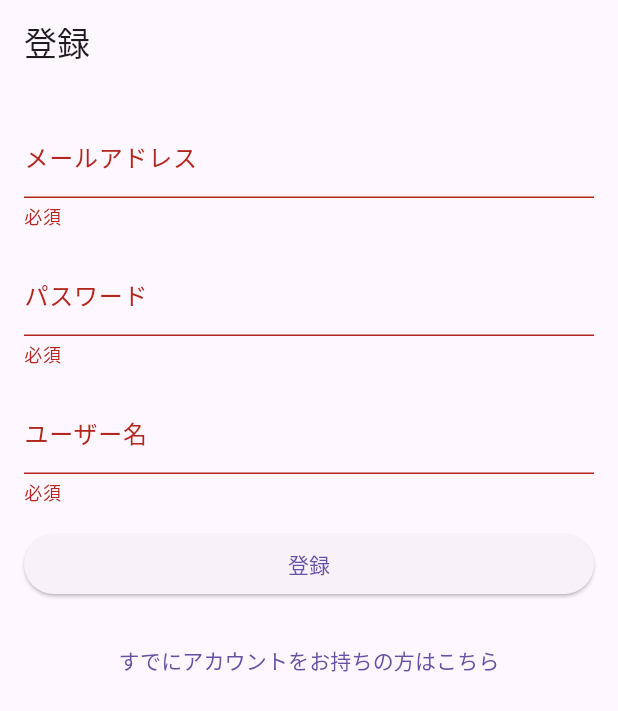
After one commit to taiseidev/flutter-voyage, a Flutter app: the screen it shows after launch, after a tap on "登録", on a phone screen of 412 x 824 dp. The commit adds this screen. Shown: the top 711 px of the screen. Run offline on Flutter 3.47's test engine with Material 2 defaults, Android fonts, the light colour scheme and no system bars; our stand-ins replace camera, fl_chart, gap, image_picker, supabase_flutter; missing offline and left inert: tflite_flutter; accounts and stored records are empty.

Commit message:
supabaseのサンプル作成

```diff
--- /dev/null
+++ b/lib/features/supabase/register_page.dart
@@ -0,0 +1,124 @@
+import 'package:flutter/material.dart';
+import 'package:flutter_voyage/features/supabase/utils/constants.dart';
+import 'package:supabase_flutter/supabase_flutter.dart';
+
+class RegisterPage extends StatefulWidget {
+  const RegisterPage({Key? key}) : super(key: key);
+
+  static Route<void> route({bool isRegistering = false}) {
+    return MaterialPageRoute(
+      builder: (context) => const RegisterPage(),
+    );
+  }
+
+  @override
+  State<RegisterPage> createState() => _RegisterPageState();
+}
+
+class _RegisterPageState extends State<RegisterPage> {
+  final bool _isLoading = false;
+
+  final _formKey = GlobalKey<FormState>();
+
+  final _emailController = TextEditingController();
+  final _passwordController = TextEditingController();
+  final _usernameController = TextEditingController();
+
+  Future<void> _signUp() async {
+    final isValid = _formKey.currentState!.validate();
+    if (!isValid) {
+      return;
+    }
+    final email = _emailController.text;
+    final password = _passwordController.text;
+    final username = _usernameController.text;
+    try {
+      await supabase.auth.signUp(
+          email: email, password: password, data: {'username': username});
+      // TODO: チャットページ実装後に下記コードを追加
+      // Navigator.of(context)
+      //     .pushAndRemoveUntil(ChatPage.route(), (route) => false);
+    } on AuthException catch (error) {
+      context.showErrorSnackBar(message: error.message);
+    } catch (error) {
+      context.showErrorSnackBar(message: unexpectedErrorMessage);
+    }
+  }
+
+  @override
+  Widget build(BuildContext context) {
+    return Scaffold(
+      appBar: AppBar(
+        title: const Text('登録'),
+      ),
+      body: Form(
+        key: _formKey,
+        child: ListView(
+          padding: formPadding,
+          children: [
+            TextFormField(
+              controller: _emailController,
+              decoration: const InputDecoration(
+                label: Text('メールアドレス'),
+              ),
+              validator: (val) {
+                if (val == null || val.isEmpty) {
+                  return '必須';
+                }
+                return null;
+              },
+              keyboardType: TextInputType.emailAddress,
+            ),
+            formSpacer,
+            TextFormField(
+              controller: _passwordController,
+              obscureText: true,
+              decoration: const InputDecoration(
+                label: Text('パスワード'),
+              ),
+              validator: (val) {
+                if (val == null || val.isEmpty) {
+                  return '必須';
+                }
+                if (val.length < 6) {
+                  return '6文字以上';
+                }
+                return null;
+              },
+            ),
+            formSpacer,
+            TextFormField(
+              controller: _usernameController,
+              decoration: const InputDecoration(
+                label: Text('ユーザー名'),
+              ),
+              validator: (val) {
+                if (val == null || val.isEmpty) {
+                  return '必須';
+                }
+                final isValid = RegExp(r'^[A-Za-z0-9_]{3,24}$').hasMatch(val);
+                if (!isValid) {
+                  return '3~24文字のアルファベットか文字で入力してください';
+                }
+                return null;
+              },
+            ),
+            formSpacer,
+            ElevatedButton(
+              onPressed: _isLoading ? null : _signUp,
+              child: const Text('登録'),
+            ),
+            formSpacer,
+            TextButton(
+              onPressed: () {
+                // TODO: ログインページが実装できたらコメントを外す
+                // Navigator.of(context).push(LoginPage.route());
+              },
+              child: const Text('すでにアカウントをお持ちの方はこちら'),
+            )
+          ],
+        ),
+      ),
+    );
+  }
+}
--- a/lib/main.dart
+++ b/lib/main.dart
@@ -1,7 +1,14 @@
 import 'package:flutter/material.dart';
-import 'package:flutter_voyage/features/yumemi/home_page.dart';
+import 'package:supabase_flutter/supabase_flutter.dart';
 
-void main() {
+import 'features/supabase/register_page.dart';
+
+void main() async {
+  await Supabase.initialize(
+    url: 'https://syjlcxhgkzcspdxbwitx.supabase.co',
+    anonKey:
+        'eyJhbGciOiJIUzI1NiIsInR5cCI6IkpXVCJ9.eyJpc3MiOiJzdXBhYmFzZSIsInJlZiI6InN5amxjeGhna3pjc3BkeGJ3aXR4Iiwicm9sZSI6ImFub24iLCJpYXQiOjE2OTU4MjE4NTEsImV4cCI6MjAxMTM5Nzg1MX0.cUB5k-PwkqNTgwjF9x-KNVV3b7G_5Gx11T8LUkMmZvU',
+  );
   runApp(const MyApp());
 }
 
@@ -14,103 +21,9 @@ class MyApp extends StatelessWidget {
     return MaterialApp(
         title: 'Flutter Demo',
         theme: ThemeData(
-          // This is the theme of your application.
-          //
-          // Try running your application with "flutter run". You'll see the
-          // application has a blue toolbar. Then, without quitting the app, try
-          // changing the primarySwatch below to Colors.green and then invoke
-          // "hot reload" (press "r" in the console where you ran "flutter run",
-          // or simply save your changes to "hot reload" in a Flutter IDE).
-          // Notice that the counter didn't reset back to zero; the application
-          // is not restarted.
           primarySwatch: Colors.blue,
           useMaterial3: true,
         ),
-        home: const HomePage());
+        home: const RegisterPage());
   }
 }
-
-// class MyHomePage extends StatefulWidget {
-//   const MyHomePage({super.key, required this.title});
-
-//   // This widget is the home page of your application. It is stateful, meaning
-//   // that it has a State object (defined below) that contains fields that affect
-//   // how it looks.
-
-//   // This class is the configuration for the state. It holds the values (in this
-//   // case the title) provided by the parent (in this case the App widget) and
-//   // used by the build method of the State. Fields in a Widget subclass are
-//   // always marked "final".
-
-//   final String title;
-
-//   @override
-//   State<MyHomePage> createState() => _MyHomePageState();
-// }
-
-// class _MyHomePageState extends State<MyHomePage> {
-//   int _counter = 0;
-
-//   void _incrementCounter() {
-//     setState(() {
-//       // This call to setState tells the Flutter framework that something has
-//       // changed in this State, which causes it to rerun the build method below
-//       // so that the display can reflect the updated values. If we changed
-//       // _counter without calling setState(), then the build method would not be
-//       // called again, and so nothing would appear to happen.
-//       _counter++;
-//     });
-//   }
-
-//   @override
-//   Widget build(BuildContext context) {
-//     // This method is rerun every time setState is called, for instance as done
-//     // by the _incrementCounter method above.
-//     //
-//     // The Flutter framework has been optimized to make rerunning build methods
-//     // fast, so that you can just rebuild anything that needs updating rather
-//     // than having to individually change instances of widgets.
-//     return Scaffold(
-//       appBar: AppBar(
-//         // Here we take the value from the MyHomePage object that was created by
-//         // the App.build method, and use it to set our appbar title.
-//         title: Text(widget.title),
-//       ),
-//       body: Center(
-//         // Center is a layout widget. It takes a single child and positions it
-//         // in the middle of the parent.
-//         child: Column(
-//           // Column is also a layout widget. It takes a list of children and
-//           // arranges them vertically. By default, it sizes itself to fit its
-//           // children horizontally, and tries to be as tall as its parent.
-//           //
-//           // Invoke "debug painting" (press "p" in the console, choose the
-//           // "Toggle Debug Paint" action from the Flutter Inspector in Android
-//           // Studio, or the "Toggle Debug Paint" command in Visual Studio Code)
-//           // to see the wireframe for each widget.
-//           //
-//           // Column has various properties to control how it sizes itself and
-//           // how it positions its children. Here we use mainAxisAlignment to
-//           // center the children vertically; the main axis here is the vertical
-//           // axis because Columns are vertical (the cross axis would be
-//           // horizontal).
-//           mainAxisAlignment: MainAxisAlignment.center,
-//           children: <Widget>[
-//             const Text(
-//               'You have pushed the button this many times:',
-//             ),
-//             Text(
-//               '$_counter',
-//               style: Theme.of(context).textTheme.headlineMedium,
-//             ),
-//           ],
-//         ),
-//       ),
-//       floatingActionButton: FloatingActionButton(
-//         onPressed: _incrementCounter,
-//         tooltip: 'Increment',
-//         child: const Icon(Icons.add),
-//       ), // This trailing comma makes auto-formatting nicer for build methods.
-//     );
-//   }
-// }
--- a/pubspec.yaml
+++ b/pubspec.yaml
@@ -41,6 +41,7 @@ dependencies:
   image_picker: ^1.0.4
   image: ^4.0.17
   camera: ^0.10.5+4
+  supabase_flutter: ^1.10.19
 
 dev_dependencies:
   flutter_test:
```
Also changed, not shown: lib/features/image/home_page.dart (added, +55 -0 lines), lib/features/supabase/utils/constants.dart (added, +40 -0 lines), pubspec.lock, 6 other files.
